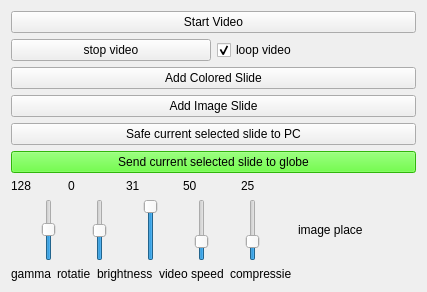
This is slidecontrol.ui in magnocube/POV-Globe as Qt 5 draws it before an edit. The edited form follows.
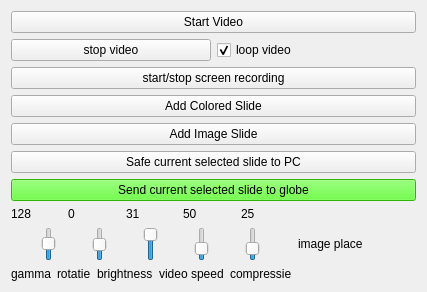
This is the edited form.

Commit message: screenshot support

The edit to the form file:
```diff
--- a/slidecontrol.ui
+++ b/slidecontrol.ui
@@ -44,6 +44,13 @@
        </item>
       </layout>
      </item>
+     <item>
+      <widget class="QPushButton" name="pushButton_3">
+       <property name="text">
+        <string>start/stop screen recording</string>
+       </property>
+      </widget>
+     </item>
      <item>
       <widget class="QPushButton" name="pushButton">
        <property name="text">
```
The commit also changes 2 other files.
